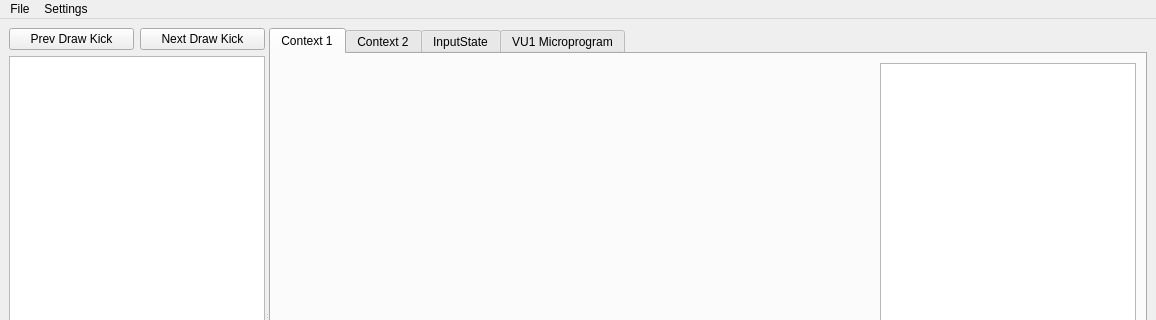
Old version of the form Source/ui_qt/DebugSupport/FrameDebugger/Qt_ui/QtFramedebugger.ui in the repository jpd002/Play-; both pictures show x 0 to 1156 and y 0 to 320 of the 1156 by 644 pixel window.
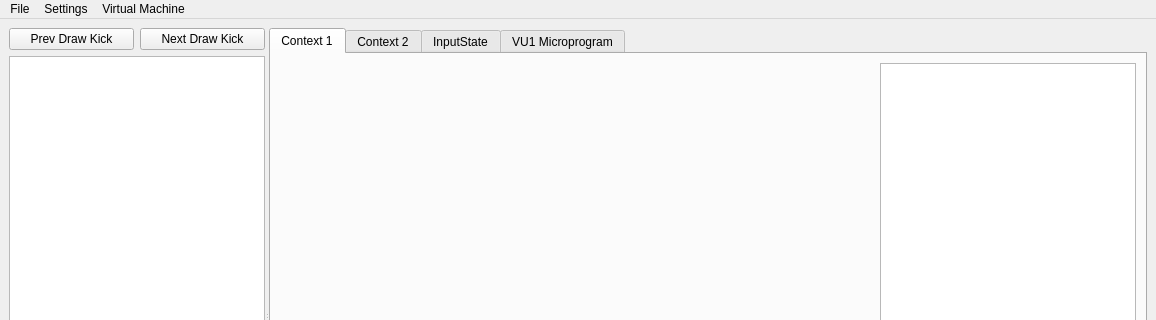
New version of the form.

Commit message: framedebugger: StepVu1: add menu option & keyboard shortcut(F10)

```diff
--- a/Source/ui_qt/DebugSupport/FrameDebugger/Qt_ui/QtFramedebugger.ui
+++ b/Source/ui_qt/DebugSupport/FrameDebugger/Qt_ui/QtFramedebugger.ui
@@ -386,8 +386,15 @@
     <addaction name="actionAlpha_Blend_Enabled"/>
     <addaction name="menuFramebuffer_Display_Mode"/>
    </widget>
+   <widget class="QMenu" name="menuVirtual_Machine">
+    <property name="title">
+     <string>Virtual Machine</string>
+    </property>
+    <addaction name="actionStep_VU1"/>
+   </widget>
    <addaction name="menuFile"/>
    <addaction name="menuSettings"/>
+   <addaction name="menuVirtual_Machine"/>
   </widget>
   <widget class="QStatusBar" name="statusbar"/>
   <action name="actionLoad_Dump">
```
Left out of the diff: 8 changed lines with no effect on the pictures. The commit also changes 2 other files.
